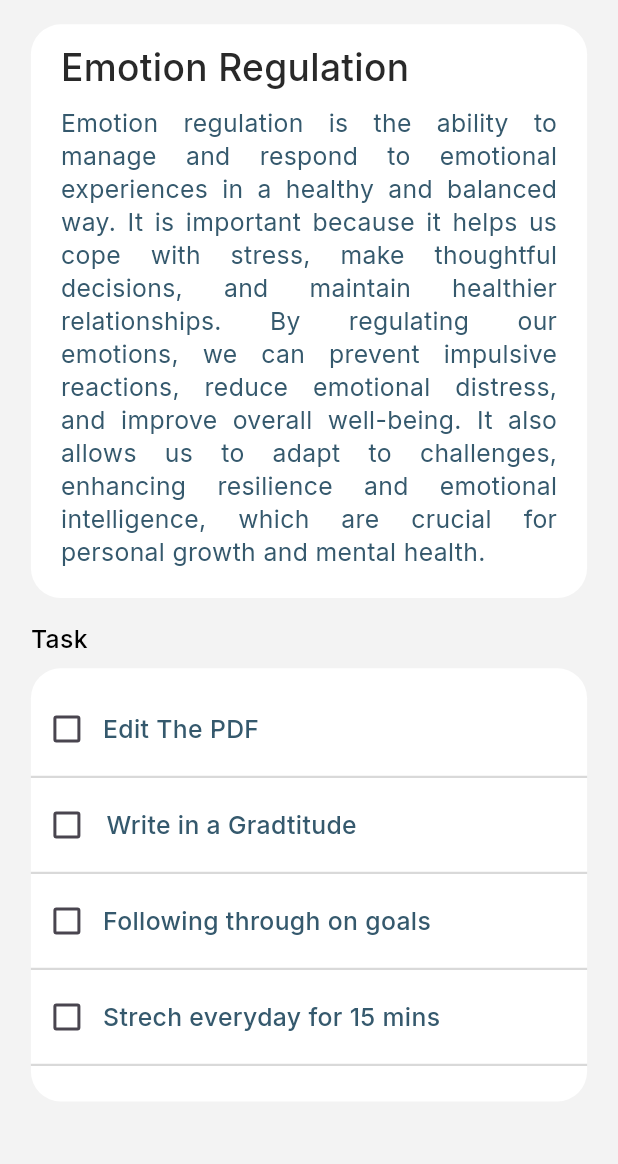
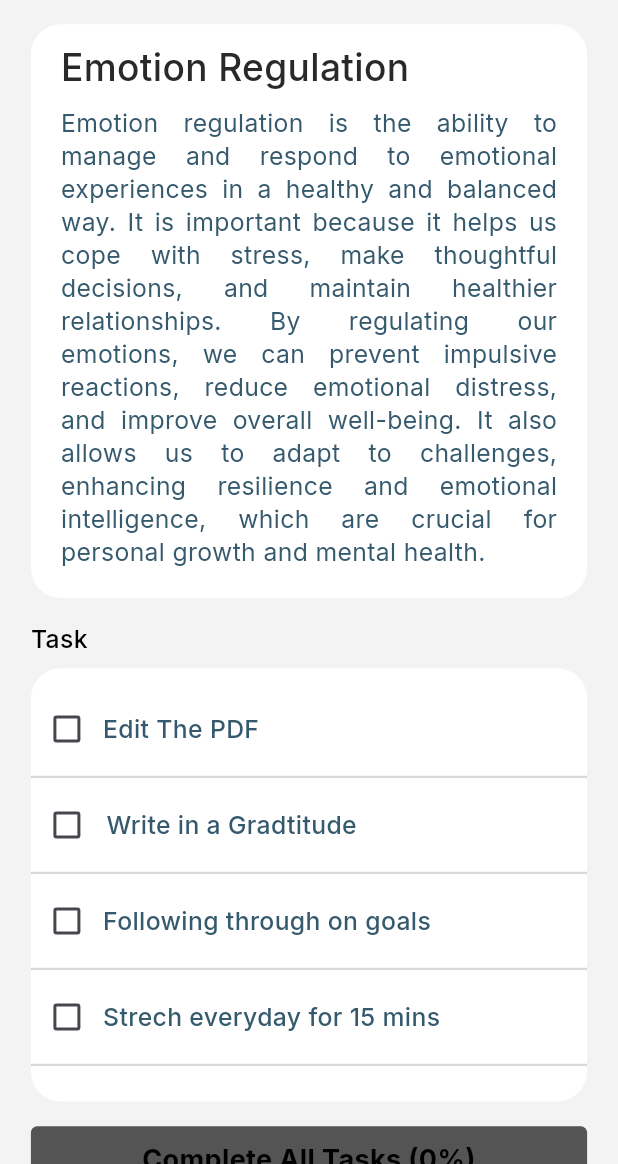
Before and after one commit to kmmuzahid/-rizaldyrferrer_betterhelp, a Flutter app: the MyTaskScreeen screen opened by its route, on a phone screen of 412 x 824 dp, the part 72-1236 px from its top. Run offline on Flutter 3.47's test engine with Material 3 defaults, Android fonts, the phone set to English and light mode, and no system bars; our stand-ins replace carousel_slider, device_info_plus, easy_date_timeline, fl_chart, flutter_svg, get and 9 more; accounts and stored records are empty; network calls fail; project files that could hold a hidden picture were left out.

Commit message:
feat: Add Congratulation Screen and integrate task completion logic

```diff
--- a/lib/core/app_route/app_route.dart
+++ b/lib/core/app_route/app_route.dart
@@ -31,6 +31,7 @@ import 'package:better_help/screen/questionnaries_screen/questionnaries_screen.d
 import 'package:better_help/screen/splash_screen/splash_screen.dart';
 import 'package:better_help/screen/subscription/subscription_and_payment.dart';
 import 'package:better_help/screen/supports_sections/main_supports/support_screen.dart';
+import 'package:better_help/widget/app_confeti/habit_complete_screen.dart';
 import 'package:get/get.dart';
 
 class AppRoute {
@@ -81,6 +82,9 @@ class AppRoute {
 
   //! Community Screen Route
   static const String creatingPost = "/creatingpost";
+
+  //! Congratulation Screen
+  static const String congratulationScreen = "/congratulationScreen";
 
   //! Get Pages for all the Screen
   static List<GetPage> appRoutes = [
@@ -315,5 +319,12 @@ class AppRoute {
       transition: Transition.rightToLeftWithFade,
       transitionDuration: Duration(milliseconds: 400),
     ),
+    //! congratulation screen
+    GetPage(
+      name: AppRoute.congratulationScreen,
+      page: () => CongratulationScreen(),
+      transition: Transition.rightToLeftWithFade,
+      transitionDuration: Duration(milliseconds: 400),
+    ),
   ];
 }
--- a/lib/screen/habits_sections/my_task/controller/my_task_controller.dart
+++ b/lib/screen/habits_sections/my_task/controller/my_task_controller.dart
@@ -1,3 +1,4 @@
+import 'package:better_help/core/app_route/app_route.dart';
 import 'package:get/get.dart';
 
 class MyTaskController extends GetxController {
@@ -10,4 +11,69 @@ class MyTaskController extends GetxController {
   bool getCheckboxState(String key) {
     return checkboxStates[key] ?? false;
   }
+
+  void markAsCompleted() {
+    // Check if all tasks are completed
+    List<String> requiredTasks = [
+      "editPdf",
+      "gratitudeJournal",
+      "followGoals",
+      "stretchDaily",
+    ];
+
+    bool allCompleted = requiredTasks.every((task) => getCheckboxState(task));
+
+    if (allCompleted) {
+      // All tasks completed - show success message and navigate
+      // Get.snackbar(
+      //   "Congratulations!",
+      //   "All tasks completed successfully!",
+      //   snackPosition: SnackPosition.TOP,
+      //   backgroundColor: Get.theme.colorScheme.primary,
+      //   colorText: Get.theme.colorScheme.onPrimary,
+      //   duration: Duration(seconds: 2),
+      // );
+      Get.toNamed(AppRoute.congratulationScreen);
+
+      // Navigate back or to completion screen
+      //Get.back();
+    } else {
+      // Not all tasks completed - show warning
+      Get.snackbar(
+        "Incomplete Tasks",
+        "Please complete all tasks before marking as completed.",
+        snackPosition: SnackPosition.TOP,
+        backgroundColor: Get.theme.colorScheme.error,
+        colorText: Get.theme.colorScheme.onError,
+        duration: Duration(seconds: 2),
+      );
+    }
+  }
+
+  // Helper method to get completion percentage
+  double get completionPercentage {
+    List<String> requiredTasks = [
+      "editPdf",
+      "gratitudeJournal",
+      "followGoals",
+      "stretchDaily",
+    ];
+
+    int completedCount = requiredTasks
+        .where((task) => getCheckboxState(task))
+        .length;
+    return completedCount / requiredTasks.length;
+  }
+
+  // Helper method to check if all tasks are completed
+  bool get isAllCompleted {
+    List<String> requiredTasks = [
+      "editPdf",
+      "gratitudeJournal",
+      "followGoals",
+      "stretchDaily",
+    ];
+
+    return requiredTasks.every((task) => getCheckboxState(task));
+  }
 }
--- a/lib/screen/habits_sections/my_task/my_task.dart
+++ b/lib/screen/habits_sections/my_task/my_task.dart
@@ -4,6 +4,7 @@ import 'package:better_help/utils/app_size/app_gap.dart';
 import 'package:better_help/utils/app_size/app_size.dart';
 import 'package:better_help/utils/app_string/app_string.dart';
 import 'package:better_help/widget/app_appbar/app_back_appbar.dart';
+import 'package:better_help/widget/app_button/app_button.dart';
 import 'package:better_help/widget/app_text/app_text.dart';
 import 'package:flutter/material.dart';
 import 'package:get/get.dart';
@@ -97,6 +98,21 @@ class MyTaskScreeen extends StatelessWidget {
                 ],
               ),
             ),
+            Gap(height: 20),
+            Obx(
+              () => AppButton(
+                title: controller.isAllCompleted
+                    ? "Mark As Completed"
+                    : "Complete All Tasks (${(controller.completionPercentage * 100).toInt()}%)",
+                backgroundColor: controller.isAllCompleted
+                    ? AppColors.primary500
+                    : AppColors.grey400,
+                titleColor: controller.isAllCompleted
+                    ? AppColors.white
+                    : AppColors.black,
+                onTap: () => controller.markAsCompleted(),
+              ),
+            ),
           ],
         ),
       ),
--- a/lib/screen/habits_sections/timer_screen/timer_screen.dart
+++ b/lib/screen/habits_sections/timer_screen/timer_screen.dart
@@ -139,7 +139,7 @@ class TimerScreen extends StatelessWidget {
               titleColor: AppColors.blue500,
               borderColor: AppColors.blue500,
               onTap: () {
-                Get.to(HabitCompleteScreen());
+                //Get.to(HabitCompleteScreen());
               },
               borderradius: 12,
             ),
@@ -191,7 +191,7 @@ class TimerScreen extends StatelessWidget {
                             },
                             icon: Icon(Icons.remove, color: AppColors.blue500),
                           ),
-                          Container(
+                          SizedBox(
                             width: 50,
                             child: AppText(
                               text: selectedMinutes.toString(),
@@ -234,7 +234,7 @@ class TimerScreen extends StatelessWidget {
                             },
                             icon: Icon(Icons.remove, color: AppColors.blue500),
                           ),
-                          Container(
+                          SizedBox(
                             width: 50,
                             child: AppText(
                               text: selectedSeconds.toString(),
--- a/lib/screen/learn_sections/article_details/articles_details.dart
+++ b/lib/screen/learn_sections/article_details/articles_details.dart
@@ -87,7 +87,7 @@ class ArticlesDetailsScreen extends StatelessWidget {
                 horizontal: AppSize.width(value: 20),
                 vertical: 8,
               ),
-              title: Container(
+              title: SizedBox(
                 width: double.infinity,
                 child: AppText(
                   text: "What's causing E. Coli Outbreaks? ",
```
Also changed, not shown: lib/widget/app_confeti/controller/congratulaiton_screen_controller.dart (added, +15 -0 lines), lib/widget/app_confeti/habit_complete_screen.dart (+57 -48 lines).
